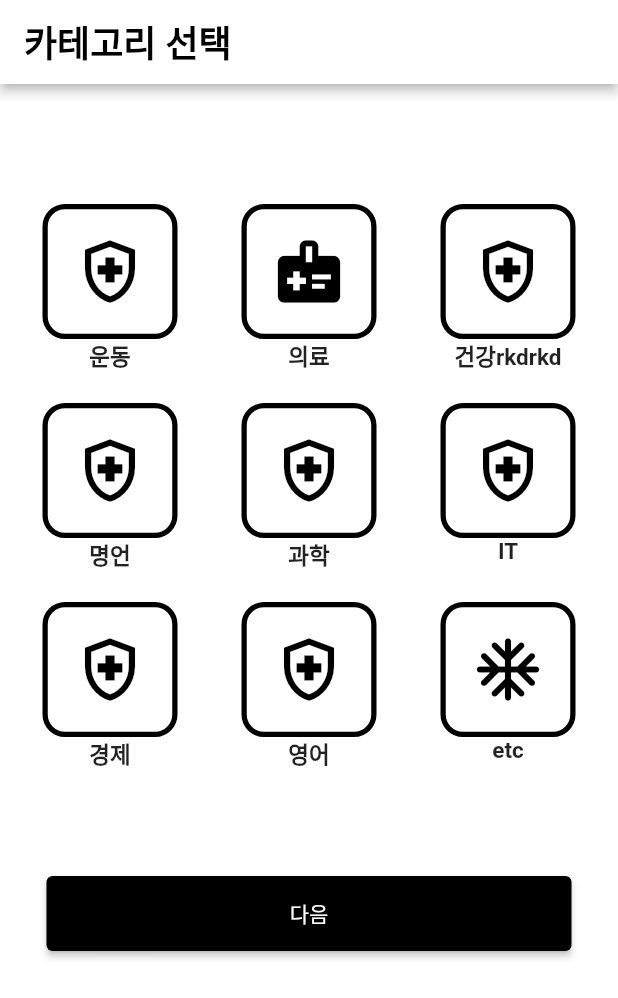
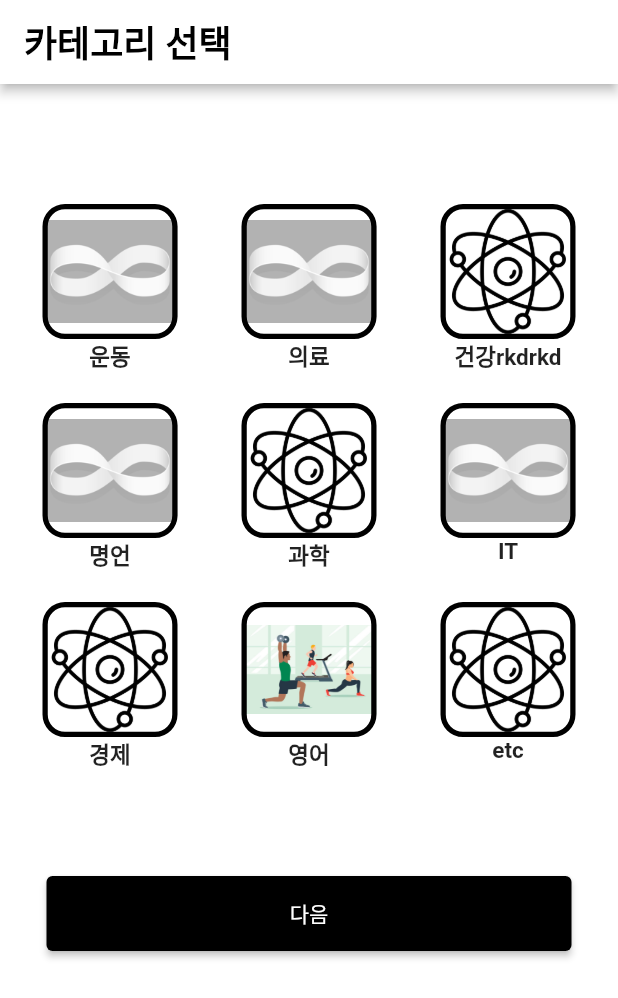
Before and after one commit to dlswns2480/HARU, a Flutter app: the screen it shows after launch, on a phone screen of 412 x 824 dp. Shown: the top 998 px of the screen. Run offline on Flutter 3.47's test engine with Material 2 defaults, Android fonts, the light colour scheme and no system bars.

Commit message:
카테고리에 이미지 추가

```diff
--- a/haru/lib/screens/initial_category_screen.dart
+++ b/haru/lib/screens/initial_category_screen.dart
@@ -37,6 +37,14 @@
 ];
 
 var categoryimage = [
+  'images/mevius.jpg',
+  'images/mevius.jpg',
+  'images/atom.png',
+  'images/mevius.jpg',
+  'images/atom.png',
+  'images/mevius.jpg',
+  'images/atom.png',
+  'images/workout.jpg',
   'images/atom.png',
 ];
 
@@ -91,11 +99,11 @@
                             width: 90,
                             height: 90,
                             decoration: BoxDecoration(
-                              // image: const DecorationImage(
-                              //   image: AssetImage(
-                              //     'images/atom.png',
-                              //   ),
-                              // ),
+                              image: DecorationImage(
+                                image: AssetImage(
+                                  categoryimage[index],
+                                ),
+                              ),
                               borderRadius: BorderRadius.circular(15),
                               border: Border.all(
                                   color: _selectedCategorys[index]
@@ -103,13 +111,13 @@
                                       : Colors.black,
                                   width: 3.5),
                             ),
-                            child: Icon(
-                              size: 50,
-                              icon_list[index],
-                              color: _selectedCategorys[index]
-                                  ? Colors.blue
-                                  : Colors.black,
-                            ),
+                            // child: Icon(
+                            //   size: 50,
+                            //   icon_list[index],
+                            //   color: _selectedCategorys[index]
+                            //       ? Colors.blue
+                            //       : Colors.black,
+                            // ),
                           ),
                         ),
                         Text(
--- a/haru/pubspec.yaml
+++ b/haru/pubspec.yaml
@@ -32,6 +32,7 @@ dependencies:
   adobe_xd: ^2.0.1
   http: ^0.12.0
   flutter:
+
     sdk: flutter
   #shared_preferences: "<newest version>"
 
@@ -63,10 +64,15 @@ flutter:
   # the material Icons class.
   uses-material-design: true
 
+
   # To add assets to your application, add an assets section, like this:
   # assets:
   #   - images/a_dot_burr.jpeg
   #   - images/a_dot_ham.jpeg
+  assets:
+   - images/workout.jpg
+   - images/atom.png
+   - images/mevius.jpg
 
   # An image asset can refer to one or more resolution-specific "variants", see
   # https://flutter.dev/assets-and-images/#resolution-aware
```
Also changed, not shown: haru/images/workout.jpg (added).
